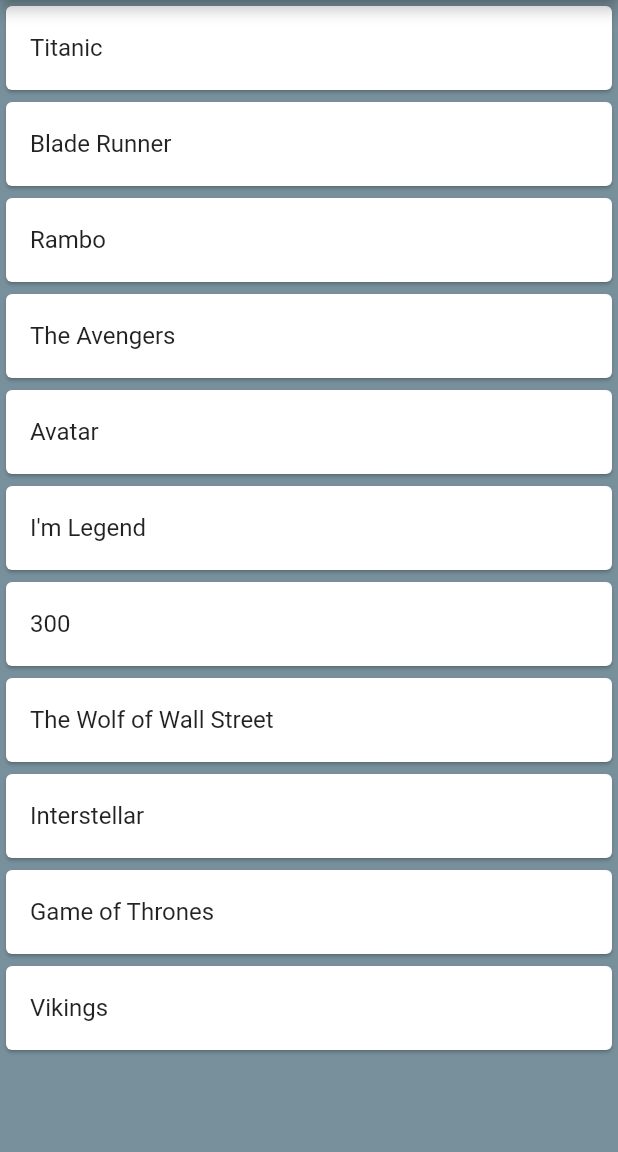
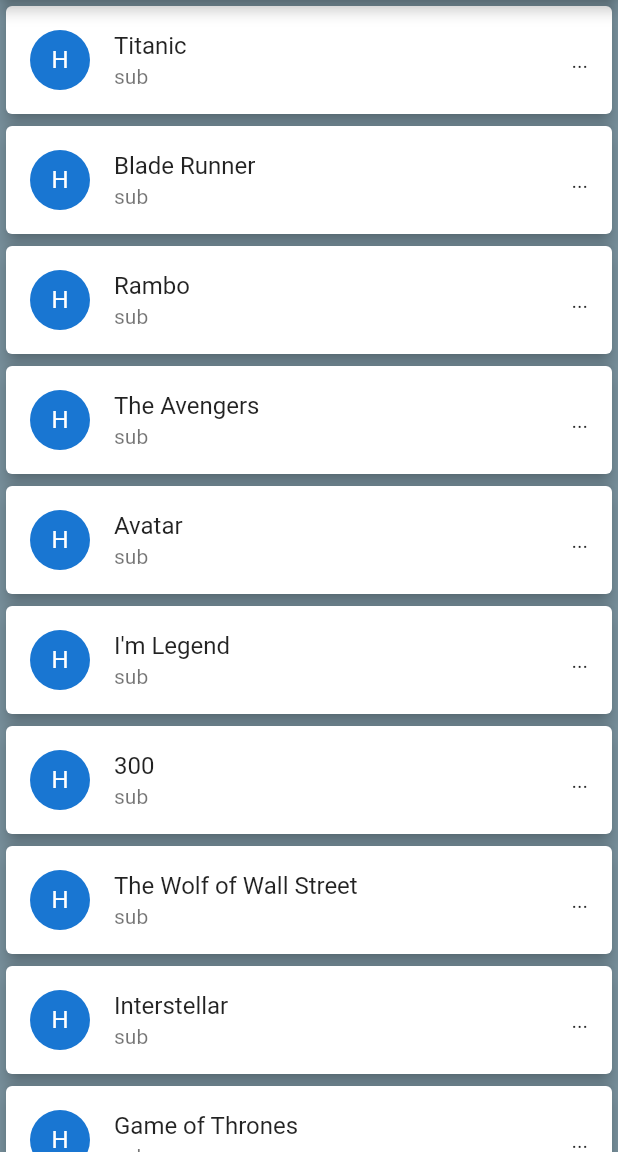
Before and after one commit to edmirmob/MovieApp, a Flutter app: the screen it shows after launch, on a phone screen of 412 x 824 dp, the part 84-1236 px from its top. Run offline on Flutter 3.47's test engine with Material 2 defaults, Android fonts, the phone set to English and light mode, and no system bars.

Commit message:
Customizing ListTile Row and Adding onTap

```diff
--- a/movie_app/lib/movie_list_view.dart
+++ b/movie_app/lib/movie_list_view.dart
@@ -27,9 +27,20 @@ class MovieListView extends StatelessWidget {
           itemCount: movies.length,
           itemBuilder: (context, index) {
             return Card(
+              elevation: 4.5,
               color: Colors.white,
               child: ListTile(
+                leading: CircleAvatar(
+                  child: Container(
+                    decoration:
+                        BoxDecoration(borderRadius: BorderRadius.circular(14)),
+                    child: Text('H'),
+                  ),
+                ),
                 title: Text(movies[index]),
+                subtitle: Text('sub'),
+                trailing: Text('...'),
+                onTap: ()=> print('It\'s movie: ${movies[index]}'),
               ),
             );
           }),
```
